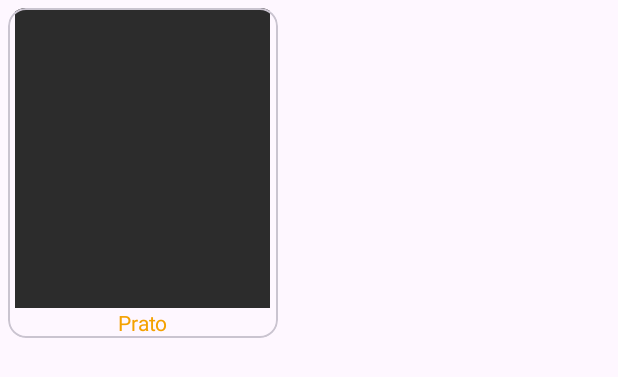
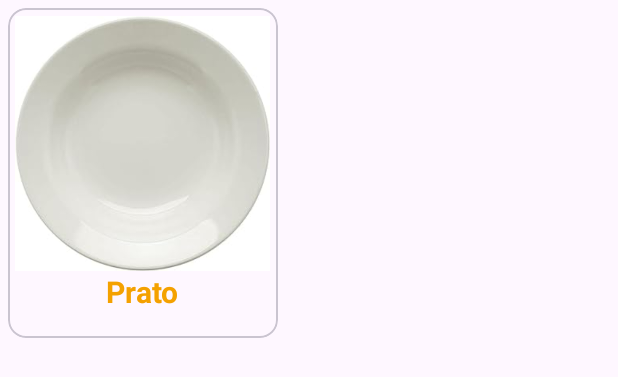
Before and after one commit to joaoguilherme000/Material-Design-AS, an Android app: the layout modelo_produtos.xml on its own in the app's theme, with its tools: preview values and no code run, on a phone screen of 412 x 824 dp. Shown: the top 377 px of the screen. Run offline under Robolectric (Android 15) with nearby library versions, the phone set to English and light mode, and no system bars.

```diff
--- a/app/src/main/res/layout/modelo_produtos.xml
+++ b/app/src/main/res/layout/modelo_produtos.xml
@@ -8,20 +8,25 @@
     <LinearLayout
         android:layout_width="match_parent"
         android:layout_height="match_parent"
+        android:layout_marginTop="5dp"
+        android:gravity="center_horizontal"
         android:orientation="vertical">
 
         <ImageView
             android:id="@+id/idImgProduto"
             android:layout_width="170dp"
-            android:layout_height="200dp"
+            android:layout_height="170dp"
             android:layout_gravity="center_horizontal"
-            android:src="#2c2c2c" />
+            android:src="@drawable/prato" />
 
         <TextView
             android:id="@+id/txtDescrProduto"
             android:layout_width="wrap_content"
             android:layout_height="wrap_content"
             android:layout_gravity="center_horizontal"
+            android:textSize="20sp"
+            android:textStyle="bold"
+
             android:text="Prato"
             android:textColor="#f4a100" />
     </LinearLayout>
```
Also changed, not shown: app/src/main/res/drawable/chach.jpg (added), app/src/main/res/drawable/gel.jpg (added), app/src/main/res/drawable/imp.jpg (added), app/src/main/res/drawable/liqui.jpg (added), app/src/main/res/drawable/mochi.jpg (added), app/src/main/res/drawable/monds.jpg (added), app/src/main/res/drawable/mouse.jpg (added), app/src/main/res/drawable/pan.jpg (added), app/src/main/res/drawable/prato.jpg (added), app/src/main/res/drawable/tecs.jpg (added).
